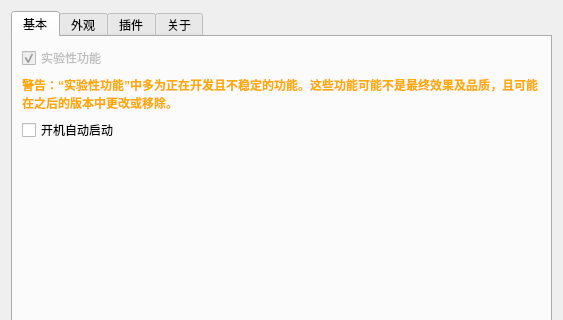
Above: UISource/settings.ui from HelloWRC/W-DesktopCountdown before the change; both pictures show x 0 to 563 and y 0 to 320 of the 563 by 655 pixel window. Below: the same form after it.
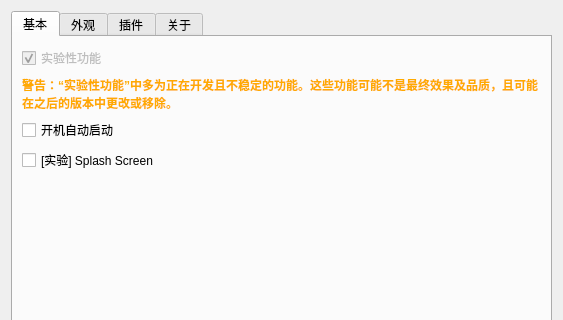
That is the form after the change. Icons and pictures are not drawn.

The edit to the form file:
```diff
--- a/UISource/settings.ui
+++ b/UISource/settings.ui
@@ -67,6 +67,13 @@
          </property>
         </widget>
        </item>
+       <item row="3" column="0" colspan="2">
+        <widget class="QCheckBox" name="cb_splash">
+         <property name="text">
+          <string>[实验] Splash Screen</string>
+         </property>
+        </widget>
+       </item>
       </layout>
      </widget>
      <widget class="QWidget" name="tab_appearence">
```
